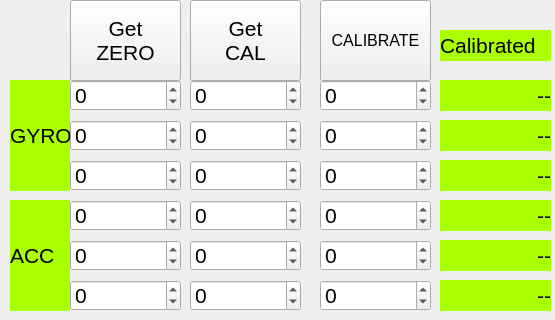
ahmetcihan/GUI_gyro_observer, file graphs.ui: the form before one commit; both pictures show x 0 to 555 and y 0 to 320 of the 555 by 486 pixel window.
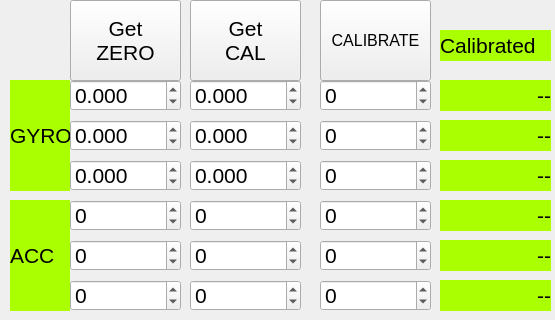
The form after the commit.

```diff
--- a/graphs.ui
+++ b/graphs.ui
@@ -132,7 +132,7 @@
     </font>
    </property>
    <property name="decimals">
-    <number>0</number>
+    <number>3</number>
    </property>
    <property name="minimum">
     <double>-999999.000000000000000</double>
@@ -204,7 +204,7 @@
     </font>
    </property>
    <property name="decimals">
-    <number>0</number>
+    <number>3</number>
    </property>
    <property name="minimum">
     <double>-999999.000000000000000</double>
@@ -363,7 +363,7 @@
     </font>
    </property>
    <property name="decimals">
-    <number>0</number>
+    <number>3</number>
    </property>
    <property name="minimum">
     <double>-999999.000000000000000</double>
@@ -435,7 +435,7 @@
     </font>
    </property>
    <property name="decimals">
-    <number>0</number>
+    <number>3</number>
    </property>
    <property name="minimum">
     <double>-999999.000000000000000</double>
@@ -459,7 +459,7 @@
     </font>
    </property>
    <property name="decimals">
-    <number>0</number>
+    <number>3</number>
    </property>
    <property name="minimum">
     <double>-999999.000000000000000</double>
@@ -507,7 +507,7 @@
     </font>
    </property>
    <property name="decimals">
-    <number>0</number>
+    <number>3</number>
    </property>
    <property name="minimum">
     <double>-999999.000000000000000</double>
```
